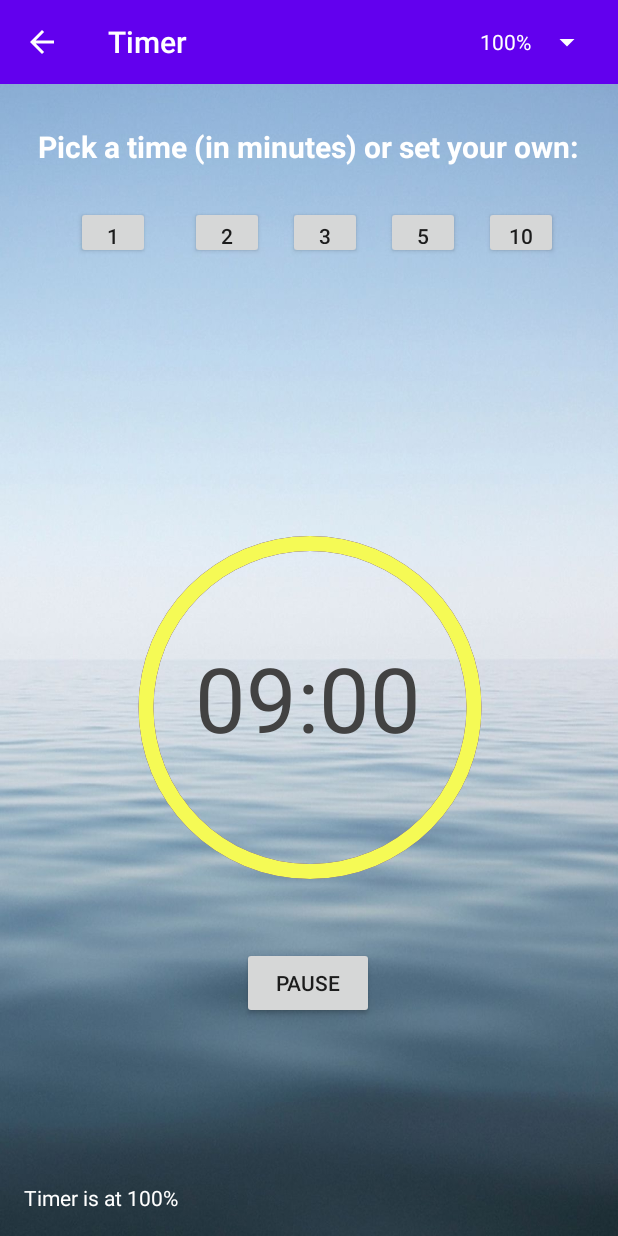
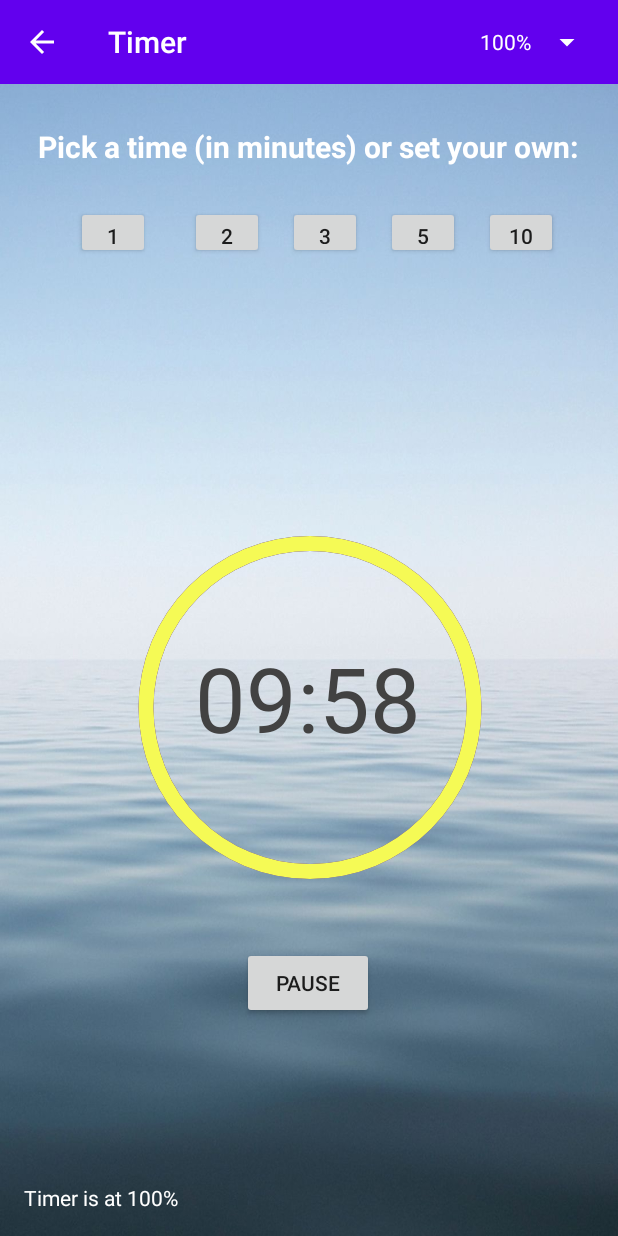
Before and after one commit to Sashgnarg/Practical-Parent-App, an Android app: the TimerActivity screen opened directly, with no data from a screen before it, after a tap on "START", on a phone screen of 412 x 824 dp. Run offline under Robolectric (Android 15) with nearby library versions, the phone set to English and light mode, and no system bars.

Commit message:
made timer not jump up and it displays correctly

```diff
--- a/app/src/main/java/com/cmpt276/iteration1practicalparent/UI/Timer/TimerActivity.java
+++ b/app/src/main/java/com/cmpt276/iteration1practicalparent/UI/Timer/TimerActivity.java
@@ -218,14 +218,18 @@ public class TimerActivity extends AppCompatActivity {
     when
 
     Bug 2
-    The other issue was that this caused setting the time with the buttons to not work (because the value cant be increased, so i made the set text
+    The other issue was that this caused setting the time with the buttons to not work (because the value cant be increased). So i made the
+    setText for whenever the timer was changed for the buttons. This will also allow the buttons to incrase
+
+    Bug 3
+
      */
     private void updateCountDownText(){
         int hours = (int) (timeLeftInMillis / 1000 ) /3600;
         int minutes = (int) (( timeLeftInMillis / 1000 ) % 3600) / 60; //left over minutes after calculating hours
         int seconds = (int) ( timeLeftInMillis / 1000 ) % 60; //left over seconds after calculating mins
 
-        if((seconds<=prevSeconds)||minutes>prevMinutes||setText==true){
+        if((seconds<=prevSeconds)||minutes<prevMinutes||setText==true){
             prevSeconds = seconds;
         }
         prevHours = hours;
@@ -522,7 +526,6 @@ public class TimerActivity extends AppCompatActivity {
     }
 
     private void setHalfSpeedTimer() {
-        trackTimeLeftInMillis = timeLeftInMillis;
         countDownTimer.cancel();
         countDownTimer = new CountDownTimer(timeLeftInMillis, 1) {
             @Override
@@ -634,8 +637,8 @@ public class TimerActivity extends AppCompatActivity {
         countDownTimer = new CountDownTimer(timeLeftInMillis, 1) {
             @Override
             public void onTick(long millisUntilFinished) {
-                if ((trackTimeLeftInMillis-millisUntilFinished)>6000) {
-                    millisUntilFinished = trackTimeLeftInMillis+6000;
+                if ((trackTimeLeftInMillis-millisUntilFinished)>2000) {
+                    millisUntilFinished = trackTimeLeftInMillis+2000;
                     trackTimeLeftInMillis = millisUntilFinished;
                 }
                 timeLeftInMillis = millisUntilFinished;
```
